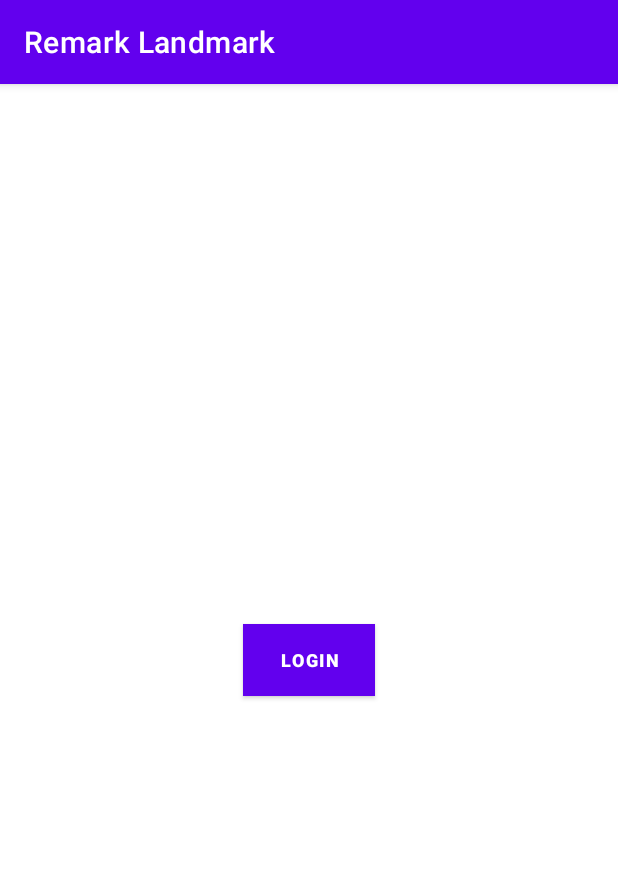
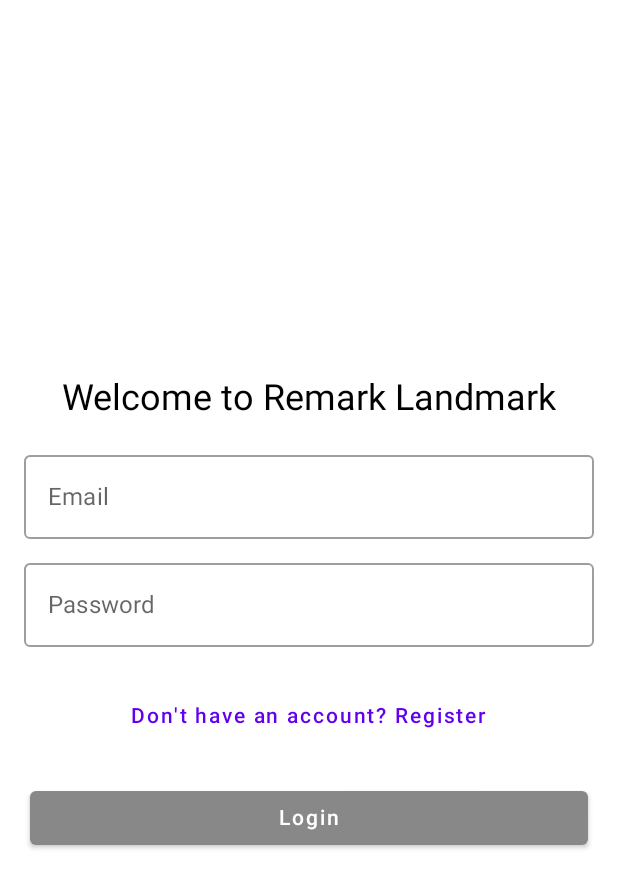
Before and after one commit to tgound1403/remark_landmark, an Android app built with Jetpack Compose: the screen it shows after launch (MainActivity before the commit, ComposeAuthActivity after it), on a phone screen of 412 x 824 dp. Shown: the top 888 px of the screen. Run offline under Robolectric (Android 15) with nearby library versions, the phone set to English and light mode, and no system bars; our stand-ins replace Firebase (no records; nobody signed in at launch, a user with empty details on screens opened directly).

Commit message:
update to use compose for auth activity

```diff
--- a/app/src/main/AndroidManifest.xml
+++ b/app/src/main/AndroidManifest.xml
@@ -24,9 +24,12 @@
         tools:targetApi="31">
         <activity
             android:name=".feature.map_note.view.MapActivity"
-            android:exported="true"/>
+            android:exported="false"/>
         <activity
             android:name=".feature.auth.view.AuthActivity"
+            android:exported="false"/>
+        <activity
+            android:name=".feature.auth.view.ComposeAuthActivity"
             android:exported="true"/>
         <activity
             android:name=".MainActivity"
--- a/app/src/main/java/com/example/remark_landmark/MainActivity.kt
+++ b/app/src/main/java/com/example/remark_landmark/MainActivity.kt
@@ -11,6 +11,7 @@ import androidx.activity.result.contract.ActivityResultContracts
 import androidx.appcompat.app.AppCompatActivity
 import androidx.core.app.ActivityCompat
 import com.example.remark_landmark.feature.auth.view.AuthActivity
+import com.example.remark_landmark.feature.auth.view.ComposeAuthActivity
 import com.example.remark_landmark.feature.map_note.view.MapActivity
 import com.google.android.gms.location.FusedLocationProviderClient
 import com.google.android.gms.location.LocationServices
@@ -29,11 +30,8 @@ class MainActivity : AppCompatActivity() {
         auth = Firebase.auth
         fusedLocationClient = LocationServices.getFusedLocationProviderClient(this)
 
-        setContentView(R.layout.activity_main)
-        findViewById<Button>(R.id.loginBtn).setOnClickListener {
-            val intent = Intent(this, AuthActivity::class.java)
-            startActivity(intent)
-        }
+        val intent = Intent(this, ComposeAuthActivity::class.java)
+        startActivity(intent)
     }
 
     public override fun onStart() {
--- a/app/src/main/java/com/example/remark_landmark/feature/auth/presenter/AuthPresenter.kt
+++ b/app/src/main/java/com/example/remark_landmark/feature/auth/presenter/AuthPresenter.kt
@@ -32,6 +32,7 @@ class AuthPresenter(var iAuthView: IAuthView) : IAuthPresenter {
                 if (task.isSuccessful) {
                     // Sign in success, update UI with the signed-in user's information
                     Log.d(TAG, "createUserWithEmail:success")
+                    iAuthView.onAuthSuccess()
                 } else {
                     // If sign in fails, display a message to the user.
                     Log.w(TAG, "createUserWithEmail:failure", task.exception)
--- /dev/null
+++ b/app/src/main/java/com/example/remark_landmark/feature/auth/view/ComposeAuthActivity.kt
@@ -0,0 +1,178 @@
+package com.example.remark_landmark.feature.auth.view
+
+import android.content.Intent
+import android.os.Bundle
+import android.util.Log
+import androidx.activity.ComponentActivity
+import androidx.activity.compose.setContent
+import androidx.compose.foundation.layout.*
+import androidx.compose.material.*
+import androidx.compose.runtime.*
+import androidx.compose.ui.Alignment
+import androidx.compose.ui.Modifier
+import androidx.compose.ui.text.input.PasswordVisualTransformation
+import androidx.compose.ui.tooling.preview.Preview
+import androidx.compose.ui.unit.dp
+import androidx.compose.ui.unit.sp
+import androidx.compose.material.MaterialTheme
+import androidx.compose.material.Text
+import androidx.compose.material.Button
+import androidx.compose.material.OutlinedTextField
+import androidx.compose.ui.graphics.Color
+import com.example.remark_landmark.feature.auth.presenter.AuthPresenter
+import com.example.remark_landmark.feature.auth.presenter.IAuthPresenter
+import com.example.remark_landmark.feature.map_note.view.MapActivity
+
+class ComposeAuthActivity : ComponentActivity(), IAuthView {
+    private lateinit var iAuthPresenter: IAuthPresenter
+
+    override fun onCreate(savedInstanceState: Bundle?) {
+        super.onCreate(savedInstanceState)
+        initPresenter()
+        setContent {
+            AuthScreen(iAuthPresenter, "")
+        }
+    }
+
+    private fun initPresenter() {
+        iAuthPresenter = AuthPresenter(iAuthView = this)
+    }
+
+    override fun onShowLoading() {
+        setContent {
+            LoadingScreen()
+        }
+    }
+
+    override fun onHideLoading() {
+        setContent {
+            AuthScreen(iAuthPresenter,"")
+        }
+    }
+
+    override fun onAuthSuccess() {
+        val intent = Intent(this, MapActivity::class.java)
+        startActivity(intent)
+    }
+
+    override fun onAuthError(error: String) {
+        Log.e("AuthError", error)
+        setContent {
+            AuthScreen(iAuthPresenter, error)
+        }
+    }
+}
+
+@Composable
+fun LoadingScreen() {
+    Column(
+        modifier = Modifier
+            .fillMaxSize(),
+        verticalArrangement = Arrangement.Center,
+        horizontalAlignment = Alignment.CenterHorizontally
+    ) {
+        CircularProgressIndicator()
+    }
+}
+
+@Composable
+fun AuthScreen(iAuthPresenter: IAuthPresenter, error: String) {
+    var isLogin by remember { mutableStateOf(true) }
+    var email by remember { mutableStateOf("") }
+    var password by remember { mutableStateOf("") }
+    var confirmPassword by remember { mutableStateOf("") }
+
+    Column(
+        modifier = Modifier
+            .fillMaxSize()
+            .padding(16.dp),
+        verticalArrangement = Arrangement.Center,
+        horizontalAlignment = Alignment.CenterHorizontally
+    ) {
+        Text(
+            text = "Welcome to Remark Landmark",
+            fontSize = 24.sp,
+            style = MaterialTheme.typography.h5
+        )
+
+        Spacer(modifier = Modifier.height(16.dp))
+
+        OutlinedTextField(
+            value = email,
+            onValueChange = { email = it },
+            label = { Text("Email") },
+            placeholder = { Text("abc@gmail.com", color = Color.Gray) },
+            modifier = Modifier.fillMaxWidth()
+        )
+
+        Spacer(modifier = Modifier.height(8.dp))
+
+        OutlinedTextField(
+            value = password,
+            onValueChange = { password = it },
+            label = { Text("Password") },
+            placeholder = { Text("Your password please", color = Color.Gray) },
+            visualTransformation = PasswordVisualTransformation(),
+            modifier = Modifier.fillMaxWidth()
+        )
+
+        if (!isLogin) {
+            Spacer(modifier = Modifier.height(8.dp))
+
+            OutlinedTextField(
+                value = confirmPassword,
+                onValueChange = { confirmPassword = it },
+                label = { Text("Confirm Password") },
+                visualTransformation = PasswordVisualTransformation(),
+                modifier = Modifier.fillMaxWidth()
+            )
+        }
+
+        Spacer(modifier = Modifier.height(2.dp))
+
+        Text(text = error)
+
+        Spacer(modifier = Modifier.height(4.dp))
+
+        TextButton(onClick = { isLogin = !isLogin }) {
+            Text(text = if (isLogin) "Don't have an account? Register" else "Already have an account? Login")
+        }
+
+        Spacer(modifier = Modifier.height(16.dp))
+
+        val isEnabled = email.isNotEmpty() && password.isNotEmpty()
+        Button(
+            onClick = {
+                if (isEnabled) {
+                    if (isLogin) {
+                        iAuthPresenter.login(
+                            email = email,
+                            password = password
+                        )
+                    } else {
+                        iAuthPresenter.register(
+                            email = email,
+                            password = password,
+                            rePassword = confirmPassword
+                        )
+                    }
+                } else return@Button
+            },
+            colors = ButtonDefaults.buttonColors(
+                backgroundColor = if (isEnabled) Color.Blue else Color.Gray,
+                contentColor = Color.White // Optional: Set content color
+            ),
+            modifier = Modifier
+                .fillMaxWidth()
+                .padding(4.dp),
+        ) {
+            Text(text = if (isLogin) "Login" else "Register")
+        }
+    }
+}
+
+@Preview(showBackground = true)
+@Composable
+fun DefaultPreview() {
+//    AuthScreen()
+}
--- a/app/src/main/res/layout/activity_auth.xml
+++ b/app/src/main/res/layout/activity_auth.xml
@@ -28,7 +28,7 @@
             android:id="@+id/editTextId"
             android:textSize="7pt"
             android:textColor="#111111"
-            android:textColorHint="#555555"
+            android:textColorHint="#aaaaaa"
             android:hint="abc@gmail.com"
             android:layout_marginHorizontal="30dp"
             android:layout_width="match_parent"
@@ -40,7 +40,7 @@
             android:id="@+id/editTextPassword"
             android:textSize="7pt"
             android:textColor="#111111"
-            android:textColorHint="#555555"
+            android:textColorHint="#aaaaaa"
             android:hint="Input your password"
             android:layout_marginHorizontal="30dp"
             android:layout_width="match_parent"
@@ -53,7 +53,7 @@
             android:id="@+id/editTextRePassword"
             android:textSize="7pt"
             android:textColor="#111111"
-            android:textColorHint="#555555"
+            android:textColorHint="#aaaaaa"
             android:hint="Confirm your password"
             android:layout_marginHorizontal="30dp"
             android:layout_width="match_parent"
```
Also changed, not shown: app/build.gradle.kts (+27 -15 lines), app/src/main/java/com/example/remark_landmark/feature/auth/view/AuthActivity.kt (+4 -4 lines), gradle/libs.versions.toml (+14 -0 lines), 2 other files.
